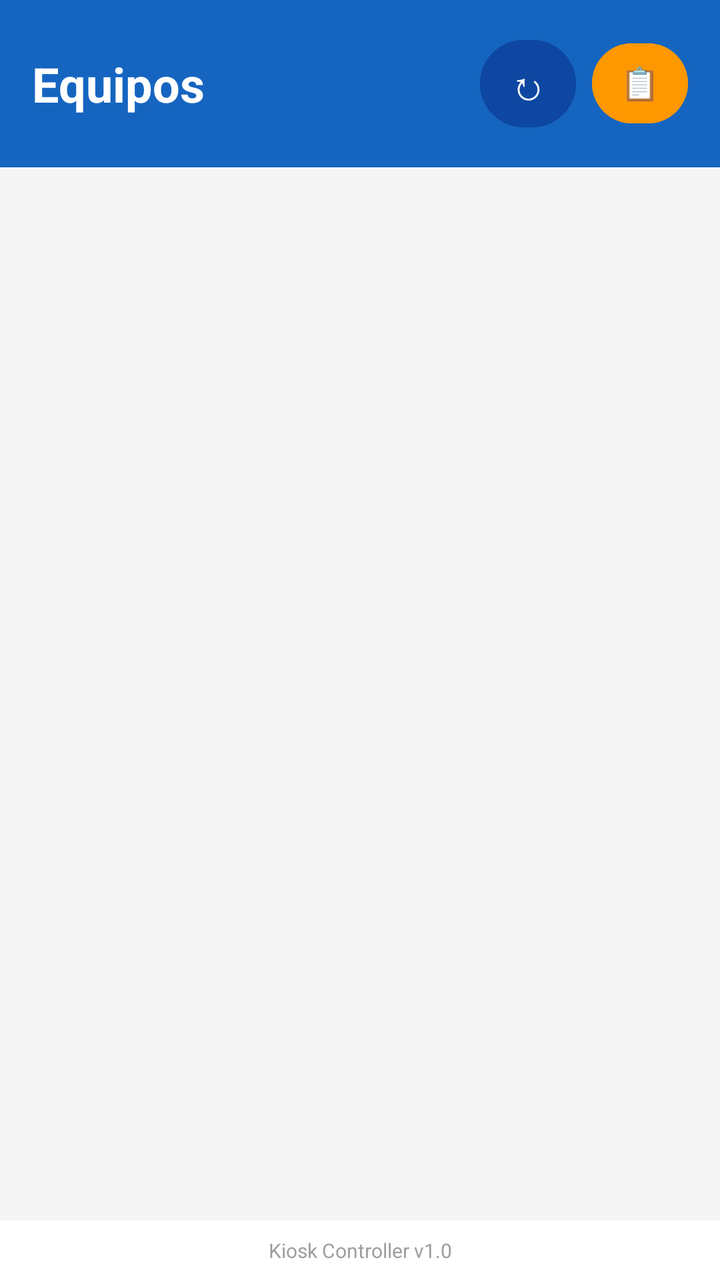
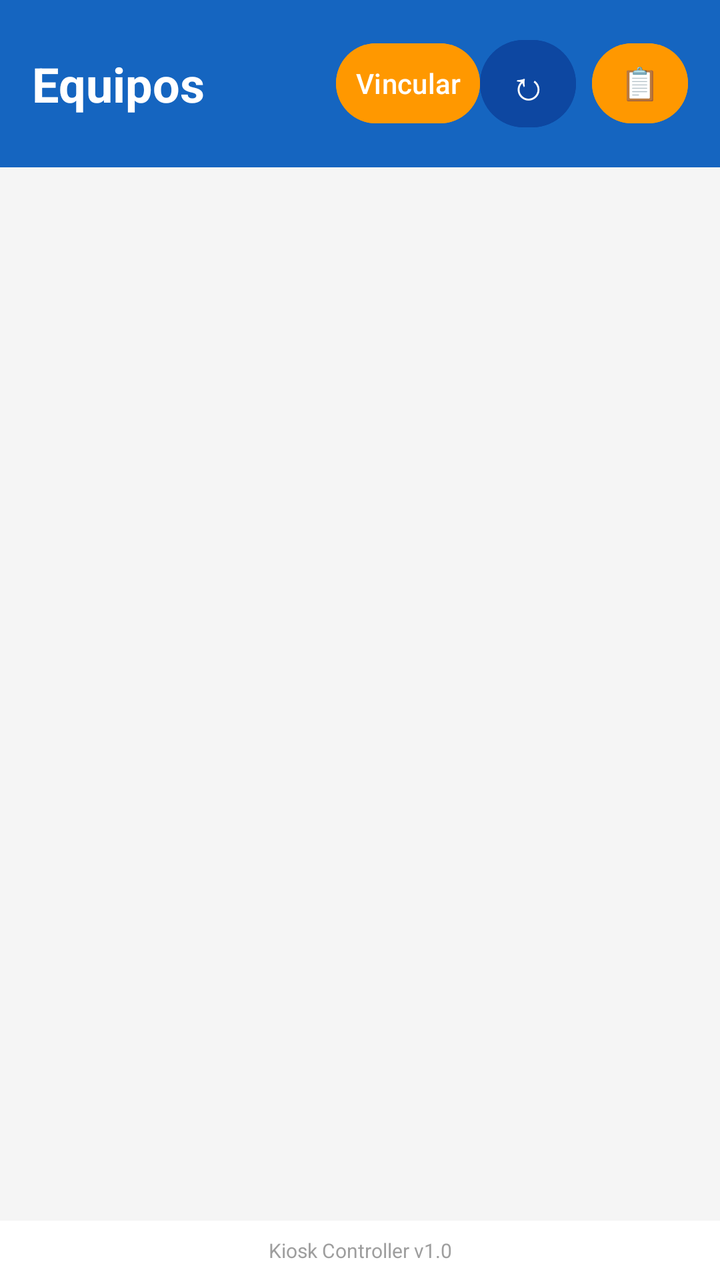

Two renders of the same Android screen: before a commit and after it. Below are the layout's source before the change and the commit's diff.
<!-- AndroidManifest.xml: application theme Theme.DexterControl -->
<!-- res/layout/activity_device_list.xml -->
<?xml version="1.0" encoding="utf-8"?>
<LinearLayout xmlns:android="http://schemas.android.com/apk/res/android"
    android:layout_width="match_parent"
    android:layout_height="match_parent"
    android:orientation="vertical"
    android:background="@color/background">

    
    <LinearLayout
        android:layout_width="match_parent"
        android:layout_height="wrap_content"
        android:orientation="horizontal"
        android:padding="16dp"
        android:background="@color/primary"
        android:gravity="center_vertical">

        <TextView
            android:layout_width="0dp"
            android:layout_height="wrap_content"
            android:layout_weight="1"
            android:text="@string/title_devices"
            android:textColor="@color/white"
            android:textSize="24sp"
            android:textStyle="bold" />

        <Button
            android:id="@+id/btnRefresh"
            android:layout_width="wrap_content"
            android:layout_height="wrap_content"
            android:text="↻"
            android:textColor="@color/white"
            android:backgroundTint="@color/primary_dark"
            android:textSize="20sp"
            android:minWidth="48dp"
            android:padding="8dp" />

        <Button
            android:id="@+id/btnBulk"
            android:layout_width="wrap_content"
            android:layout_height="wrap_content"
            android:text="📋"
            android:textColor="@color/white"
            android:backgroundTint="@color/accent"
            android:textSize="16sp"
            android:minWidth="48dp"
            android:padding="8dp"
            android:layout_marginStart="8dp" />

    </LinearLayout>

    
    <FrameLayout
        android:layout_width="match_parent"
        android:layout_height="0dp"
        android:layout_weight="1">

        <androidx.recyclerview.widget.RecyclerView
            android:id="@+id/rvDevices"
            android:layout_width="match_parent"
            android:layout_height="match_parent"
            android:clipToPadding="false"
            android:padding="8dp" />

        <ProgressBar
            android:id="@+id/progressBar"
            android:layout_width="wrap_content"
            android:layout_height="wrap_content"
            android:layout_gravity="center"
            android:visibility="gone" />

        <TextView
            android:id="@+id/tvEmpty"
            android:layout_width="wrap_content"
            android:layout_height="wrap_content"
            android:layout_gravity="center"
            android:text="@string/no_devices"
            android:textColor="@color/gray"
            android:textSize="18sp"
            android:visibility="gone" />

    </FrameLayout>

    
    <LinearLayout
        android:layout_width="match_parent"
        android:layout_height="wrap_content"
        android:orientation="vertical"
        android:padding="8dp"
        android:background="@color/white">

        <TextView
            android:layout_width="match_parent"
            android:layout_height="wrap_content"
            android:text="Kiosk Controller v1.0"
            android:textColor="@color/gray"
            android:textSize="10sp"
            android:gravity="center" />

    </LinearLayout>

</LinearLayout>
<!-- resources referenced by this layout -->
<resources>
  <color name="accent">#FF9800</color>
  <color name="background">#F5F5F5</color>
  <color name="gray">#9E9E9E</color>
  <color name="primary">#1565C0</color>
  <color name="primary_dark">#0D47A1</color>
  <color name="white">#FFFFFF</color>
  <string name="no_devices">No hay equipos conectados</string>
  <string name="title_devices">Equipos</string>
  <style name="Theme.DexterControl" parent="Theme.Material3.Light.NoActionBar">
          <item name="colorPrimary">@color/primary</item>
          <item name="colorPrimaryDark">@color/primary_dark</item>
          <item name="colorAccent">@color/accent</item>
          <item name="android:windowBackground">@color/background</item>
          <item name="android:colorPrimary">@color/primary</item>
          <item name="android:colorPrimaryDark">@color/primary_dark</item>
          <item name="android:colorAccent">@color/accent</item>
          <item name="android:statusBarColor" tools:targetApi="l">@color/primary_dark</item>
          <item name="android:navigationBarColor" tools:targetApi="l">@color/white</item>
      </style>
</resources>

<!-- the commit's change to res/layout/activity_device_list.xml (unified diff, before → after) -->
@@ -22,6 +22,16 @@
             android:textColor="@color/white"
             android:textSize="24sp"
             android:textStyle="bold" />
+
+        <Button
+            android:id="@+id/btnPair"
+            android:layout_width="wrap_content"
+            android:layout_height="wrap_content"
+            android:text="Vincular"
+            android:textColor="@color/white"
+            android:backgroundTint="@color/accent"
+            android:minWidth="72dp"
+            android:padding="8dp" />
 
         <Button
             android:id="@+id/btnRefresh"
